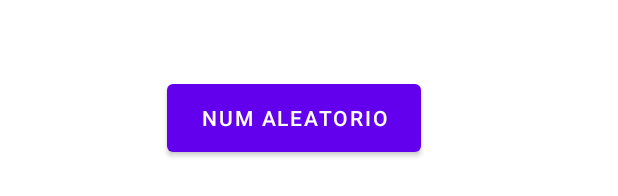
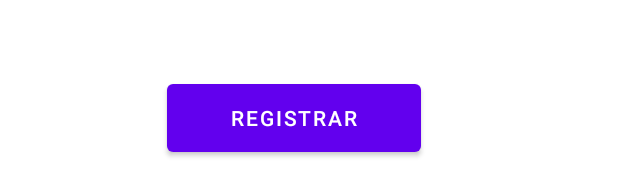
Before and after one commit to angelSantori/rega9, an Android app: the layout fragment_graficas.xml on its own in the app's theme, with its tools: preview values and no code run, on a phone screen of 412 x 824 dp. Shown: the part 970-1166 px from the top of the screen. Run offline under Robolectric (Android 15) with nearby library versions, the phone set to English and light mode, and no system bars; plain views replace ValueLineChart.

Commit message:
Se cambio el texto en el fragment_graficas.xml en el IdBtnAwa a "Registrar"

```diff
--- a/app/src/main/AndroidManifest.xml
+++ b/app/src/main/AndroidManifest.xml
@@ -18,10 +18,11 @@
         android:fullBackupContent="@xml/backup_rules"
         android:label="RegaTec"
         android:icon="@mipmap/logo_modificado_cuatro"
-        android:roundIcon="@mipmap/logo_modificado_cuatro"
+        android:roundIcon="@mipmap/logo_modificado_tres"
         android:supportsRtl="true"
         android:theme="@style/Theme.Rega9"
         tools:targetApi="31">
+
         <activity
             android:name=".MainActivity"
             android:exported="true">
--- a/app/src/main/res/layout/fragment_graficas.xml
+++ b/app/src/main/res/layout/fragment_graficas.xml
@@ -43,7 +43,7 @@
         android:id="@+id/IdBtnAwa"
         android:layout_width="169dp"
         android:layout_height="57dp"
-        android:text="Num aleatorio"
+        android:text="Registrar"
         app:layout_constraintBottom_toBottomOf="parent"
         app:layout_constraintEnd_toEndOf="parent"
         app:layout_constraintHorizontal_bias="0.458"
```
